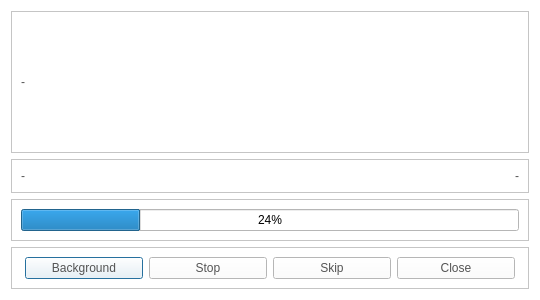
Qt form CaX/dialog/progressdialog.ui (fsest4u/CaX_03) before a commit.
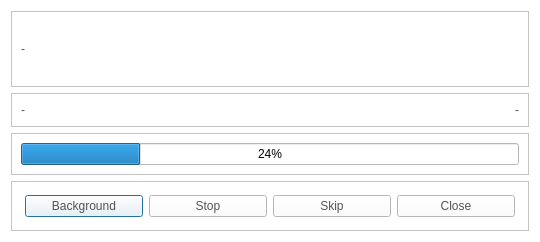
The same form after that commit. Icons and pictures are not drawn.

What changed in the file:
```diff
--- a/CaX/dialog/progressdialog.ui
+++ b/CaX/dialog/progressdialog.ui
@@ -7,7 +7,7 @@
     <x>0</x>
     <y>0</y>
     <width>540</width>
-    <height>300</height>
+    <height>242</height>
    </rect>
   </property>
   <property name="windowTitle">
@@ -32,6 +32,12 @@
   <layout class="QGridLayout" name="gridLayout">
    <item row="4" column="0">
     <widget class="QFrame" name="frame">
+     <property name="minimumSize">
+      <size>
+       <width>0</width>
+       <height>50</height>
+      </size>
+     </property>
      <property name="frameShape">
       <enum>QFrame::StyledPanel</enum>
      </property>
@@ -196,7 +202,7 @@
         <x>0</x>
         <y>0</y>
         <width>520</width>
-        <height>128</height>
+        <height>68</height>
        </rect>
       </property>
       <layout class="QGridLayout" name="gridLayout_4">
```
